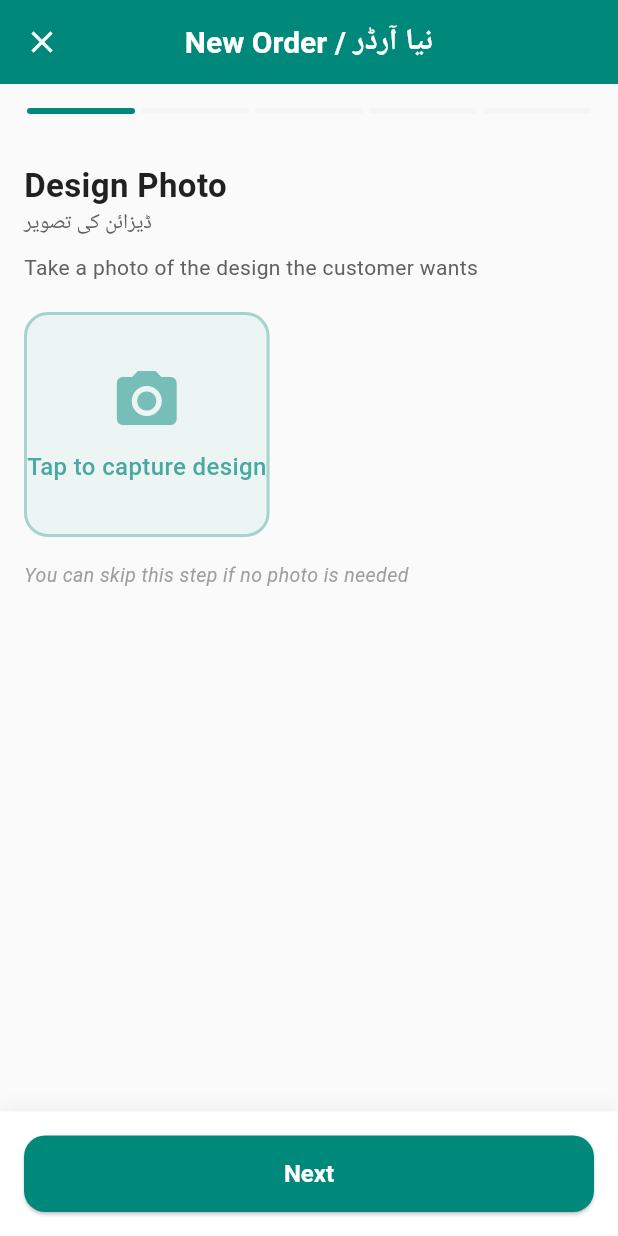
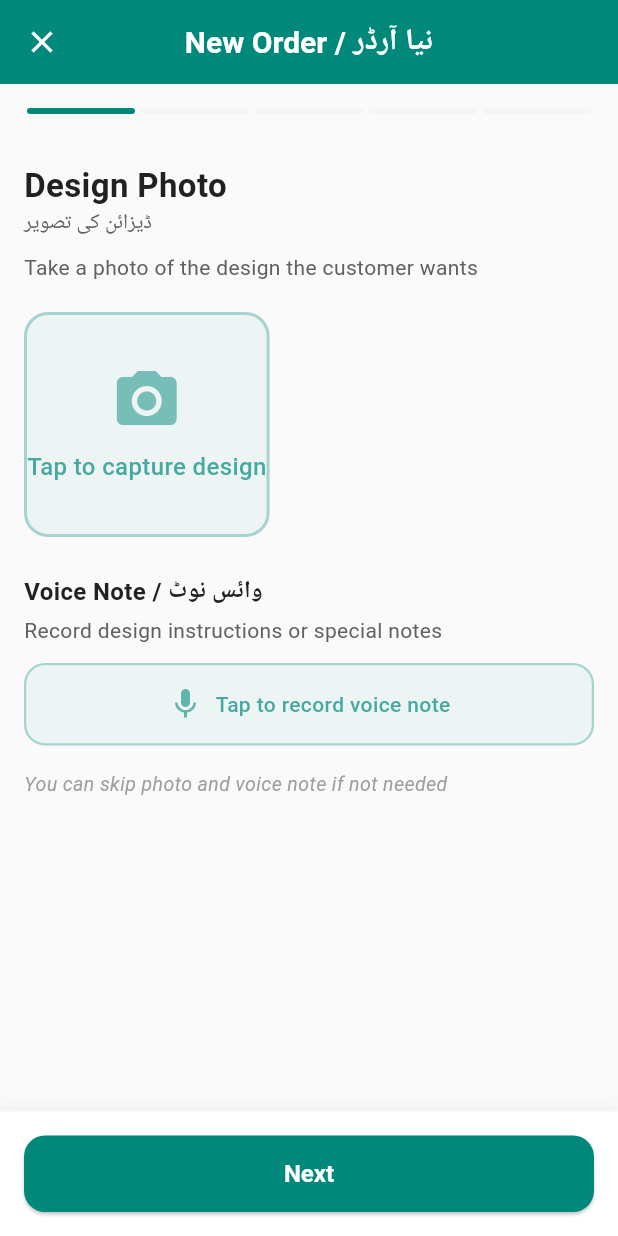
Before and after one commit to hamidraza8/tailor-app, a Flutter app: the NewOrderScreen screen opened by its route, swiped to page 3, on a phone screen of 412 x 824 dp. Run offline on Flutter 3.47's test engine with Material 3 defaults, Android fonts, the phone set to English and light mode, and no system bars; our stand-ins replace audioplayers, image_picker, pdf, permission_handler, printing, shared_preferences; missing offline and left inert: flutter_sound; accounts and stored records are empty; network calls fail.

Commit message:
Add photo upload, voice note recording/playback, show photos and voice notes in order detail

```diff
--- a/mobile/lib/screens/new_order_screen.dart
+++ b/mobile/lib/screens/new_order_screen.dart
@@ -8,6 +8,7 @@ import '../providers/app_provider.dart';
 import '../services/data_service.dart';
 import '../services/database_service.dart';
 import '../widgets/photo_capture_widget.dart';
+import '../widgets/voice_note_widget.dart';
 import '../widgets/amount_input.dart';
 import '../utils/constants.dart';
 import '../utils/helpers.dart';
@@ -37,6 +38,7 @@ class _NewOrderScreenState extends State<NewOrderScreen> {
 
   // Step 3: Design Photo
   String? _designPhotoPath;
+  String? _voiceNotePath;
 
   // Step 4: Measurements
   final _chestController = TextEditingController();
@@ -696,9 +698,31 @@ class _NewOrderScreenState extends State<NewOrderScreen> {
             onPhotoCaptured: (path) =>
                 setState(() => _designPhotoPath = path),
           ),
+          const SizedBox(height: 24),
+
+          // Voice note
+          const Text('Voice Note / وائس نوٹ',
+              style: TextStyle(
+                  fontSize: 16,
+                  fontWeight: FontWeight.bold,
+                  color: AppColors.textDark)),
+          const SizedBox(height: 4),
+          const Text(
+            'Record design instructions or special notes',
+            style: TextStyle(color: AppColors.textMedium, fontSize: 14),
+          ),
+          const SizedBox(height: 12),
+          VoiceNoteRecorder(
+            recordingPath: _voiceNotePath,
+            onRecorded: (path) {
+              setState(() => _voiceNotePath = path);
+              DataService.setPendingVoiceNote(path);
+            },
+          ),
+
           const SizedBox(height: 16),
           Text(
-            'You can skip this step if no photo is needed',
+            'You can skip photo and voice note if not needed',
             style: TextStyle(
               color: AppColors.textLight,
               fontSize: 13,
--- /dev/null
+++ b/mobile/lib/widgets/voice_note_widget.dart
@@ -0,0 +1,322 @@
+import 'dart:async';
+import 'package:flutter/material.dart';
+import 'package:flutter_sound/flutter_sound.dart';
+import 'package:audioplayers/audioplayers.dart';
+import 'package:path_provider/path_provider.dart';
+import 'package:permission_handler/permission_handler.dart';
+import '../utils/constants.dart';
+
+/// Widget for recording a voice note during order creation.
+class VoiceNoteRecorder extends StatefulWidget {
+  final String? recordingPath;
+  final ValueChanged<String> onRecorded;
+
+  const VoiceNoteRecorder({
+    super.key,
+    this.recordingPath,
+    required this.onRecorded,
+  });
+
+  @override
+  State<VoiceNoteRecorder> createState() => _VoiceNoteRecorderState();
+}
+
+class _VoiceNoteRecorderState extends State<VoiceNoteRecorder> {
+  final _recorder = FlutterSoundRecorder();
+  final _player = AudioPlayer();
+  bool _recorderReady = false;
+  bool _isRecording = false;
+  bool _isPlaying = false;
+  String? _path;
+  Duration _duration = Duration.zero;
+  Timer? _timer;
+
+  @override
+  void initState() {
+    super.initState();
+    _path = widget.recordingPath;
+    _player.onPlayerComplete.listen((_) {
+      if (mounted) setState(() => _isPlaying = false);
+    });
+  }
+
+  @override
+  void dispose() {
+    _timer?.cancel();
+    if (_recorderReady) _recorder.closeRecorder();
+    _player.dispose();
+    super.dispose();
+  }
+
+  Future<void> _startRecording() async {
+    final status = await Permission.microphone.request();
+    if (!status.isGranted) {
+      if (mounted) {
+        ScaffoldMessenger.of(context).showSnackBar(
+          const SnackBar(content: Text('Microphone permission required')),
+        );
+      }
+      return;
+    }
+
+    if (!_recorderReady) {
+      await _recorder.openRecorder();
+      _recorderReady = true;
+    }
+
+    final dir = await getTemporaryDirectory();
+    final path = '${dir.path}/voice_note_${DateTime.now().millisecondsSinceEpoch}.aac';
+
+    await _recorder.startRecorder(toFile: path, codec: Codec.aacADTS);
+    setState(() {
+      _isRecording = true;
+      _duration = Duration.zero;
+    });
+    _timer = Timer.periodic(const Duration(seconds: 1), (_) {
+      if (mounted) setState(() => _duration += const Duration(seconds: 1));
+    });
+  }
+
+  Future<void> _stopRecording() async {
+    _timer?.cancel();
+    final path = await _recorder.stopRecorder();
+    if (path != null) {
+      setState(() {
+        _isRecording = false;
+        _path = path;
+      });
+      widget.onRecorded(path);
+    }
+  }
+
+  Future<void> _play() async {
+    if (_path == null) return;
+    if (_path!.startsWith('http')) {
+      await _player.play(UrlSource(_path!));
+    } else {
+      await _player.play(DeviceFileSource(_path!));
+    }
+    setState(() => _isPlaying = true);
+  }
+
+  Future<void> _stop() async {
+    await _player.stop();
+    setState(() => _isPlaying = false);
+  }
+
+  String _formatDuration(Duration d) {
+    final m = d.inMinutes.remainder(60).toString().padLeft(2, '0');
+    final s = d.inSeconds.remainder(60).toString().padLeft(2, '0');
+    return '$m:$s';
+  }
+
+  @override
+  Widget build(BuildContext context) {
+    // Has recording
+    if (_path != null && !_isRecording) {
+      return Container(
+        padding: const EdgeInsets.symmetric(horizontal: 14, vertical: 10),
+        decoration: BoxDecoration(
+          color: AppColors.primary.withOpacity(0.05),
+          borderRadius: BorderRadius.circular(14),
+          border: Border.all(color: AppColors.primary.withOpacity(0.2)),
+        ),
+        child: Row(
+          children: [
+            GestureDetector(
+              onTap: _isPlaying ? _stop : _play,
+              child: Container(
+                width: 40,
+                height: 40,
+                decoration: BoxDecoration(
+                  color: AppColors.primary,
+                  borderRadius: BorderRadius.circular(12),
+                ),
+                child: Icon(
+                  _isPlaying ? Icons.stop_rounded : Icons.play_arrow_rounded,
+                  color: Colors.white,
+                  size: 24,
+                ),
+              ),
+            ),
+            const SizedBox(width: 12),
+            Expanded(
+              child: Column(
+                crossAxisAlignment: CrossAxisAlignment.start,
+                children: [
+                  const Text('Voice Note',
+                      style: TextStyle(fontWeight: FontWeight.w600, fontSize: 13)),
+                  Text(
+                    _isPlaying ? 'Playing...' : 'Tap to play',
+                    style: const TextStyle(color: AppColors.textMedium, fontSize: 11),
+                  ),
+                ],
+              ),
+            ),
+            // Re-record
+            GestureDetector(
+              onTap: () {
+                setState(() => _path = null);
+              },
+              child: Container(
+                padding: const EdgeInsets.all(8),
+                decoration: BoxDecoration(
+                  color: AppColors.error.withOpacity(0.1),
+                  borderRadius: BorderRadius.circular(10),
+                ),
+                child: const Icon(Icons.refresh, color: AppColors.error, size: 18),
+              ),
+            ),
+          ],
+        ),
+      );
+    }
+
+    // Recording state
+    if (_isRecording) {
+      return Container(
+        padding: const EdgeInsets.symmetric(horizontal: 14, vertical: 12),
+        decoration: BoxDecoration(
+          color: AppColors.error.withOpacity(0.05),
+          borderRadius: BorderRadius.circular(14),
+          border: Border.all(color: AppColors.error.withOpacity(0.3)),
+        ),
+        child: Row(
+          children: [
+            Container(
+              width: 12,
+              height: 12,
+              decoration: BoxDecoration(
+                color: AppColors.error,
+                shape: BoxShape.circle,
+              ),
+            ),
+            const SizedBox(width: 12),
+            Text('Recording ${_formatDuration(_duration)}',
+                style: const TextStyle(
+                    fontWeight: FontWeight.w600, color: AppColors.error)),
+            const Spacer(),
+            GestureDetector(
+              onTap: _stopRecording,
+              child: Container(
+                padding: const EdgeInsets.symmetric(horizontal: 16, vertical: 8),
+                decoration: BoxDecoration(
+                  color: AppColors.error,
+                  borderRadius: BorderRadius.circular(10),
+                ),
+                child: const Text('Stop',
+                    style: TextStyle(color: Colors.white, fontWeight: FontWeight.w600)),
+              ),
+            ),
+          ],
+        ),
+      );
+    }
+
+    // Empty state — tap to record
+    return GestureDetector(
+      onTap: _startRecording,
+      child: Container(
+        padding: const EdgeInsets.symmetric(horizontal: 14, vertical: 14),
+        decoration: BoxDecoration(
+          color: AppColors.primary.withOpacity(0.05),
+          borderRadius: BorderRadius.circular(14),
+          border: Border.all(
+            color: AppColors.primary.withOpacity(0.3),
+            width: 1.5,
+          ),
+        ),
+        child: Row(
+          mainAxisAlignment: MainAxisAlignment.center,
+          children: [
+            Icon(Icons.mic, color: AppColors.primary.withOpacity(0.6), size: 24),
+            const SizedBox(width: 8),
+            Text(
+              'Tap to record voice note',
+              style: TextStyle(
+                color: AppColors.primary.withOpacity(0.7),
+                fontWeight: FontWeight.w500,
+              ),
+            ),
+          ],
+        ),
+      ),
+    );
+  }
+}
+
+/// Compact voice note player for order detail / list views.
+class VoiceNotePlayer extends StatefulWidget {
+  final String url;
+
+  const VoiceNotePlayer({super.key, required this.url});
+
+  @override
+  State<VoiceNotePlayer> createState() => _VoiceNotePlayerState();
+}
+
+class _VoiceNotePlayerState extends State<VoiceNotePlayer> {
+  final _player = AudioPlayer();
+  bool _isPlaying = false;
+
+  @override
+  void initState() {
+    super.initState();
+    _player.onPlayerComplete.listen((_) {
+      if (mounted) setState(() => _isPlaying = false);
+    });
+  }
+
+  @override
+  void dispose() {
+    _player.dispose();
+    super.dispose();
+  }
+
+  Future<void> _toggle() async {
+    if (_isPlaying) {
+      await _player.stop();
+      setState(() => _isPlaying = false);
+    } else {
+      if (widget.url.startsWith('http')) {
+        await _player.play(UrlSource(widget.url));
+      } else {
+        await _player.play(DeviceFileSource(widget.url));
+      }
+      setState(() => _isPlaying = true);
+    }
+  }
+
+  @override
+  Widget build(BuildContext context) {
+    return GestureDetector(
+      onTap: _toggle,
+      child: Container(
+        padding: const EdgeInsets.symmetric(horizontal: 12, vertical: 8),
+        decoration: BoxDecoration(
+          color: AppColors.primary.withOpacity(0.08),
+          borderRadius: BorderRadius.circular(10),
+        ),
+        child: Row(
+          mainAxisSize: MainAxisSize.min,
+          children: [
+            Icon(
+              _isPlaying ? Icons.stop_circle : Icons.play_circle_filled,
+              color: AppColors.primary,
+              size: 22,
+            ),
+            const SizedBox(width: 6),
+            Text(
+              _isPlaying ? 'Playing...' : 'Voice Note',
+              style: const TextStyle(
+                color: AppColors.primary,
+                fontSize: 12,
+                fontWeight: FontWeight.w600,
+              ),
+            ),
+          ],
+        ),
+      ),
+    );
+  }
+}
--- a/mobile/pubspec.yaml
+++ b/mobile/pubspec.yaml
@@ -23,6 +23,9 @@ dependencies:
   intl: ^0.18.1
   provider: ^6.1.1
   uuid: ^4.2.1
+  flutter_sound: ^9.2.13
+  audioplayers: ^5.2.1
+  permission_handler: ^11.0.1
 
 dev_dependencies:
   flutter_test:
```
Also changed, not shown: mobile/lib/screens/order_detail_screen.dart (+59 -12 lines), mobile/lib/services/data_service.dart (+18 -0 lines), mobile/pubspec.lock, 5 other files.
